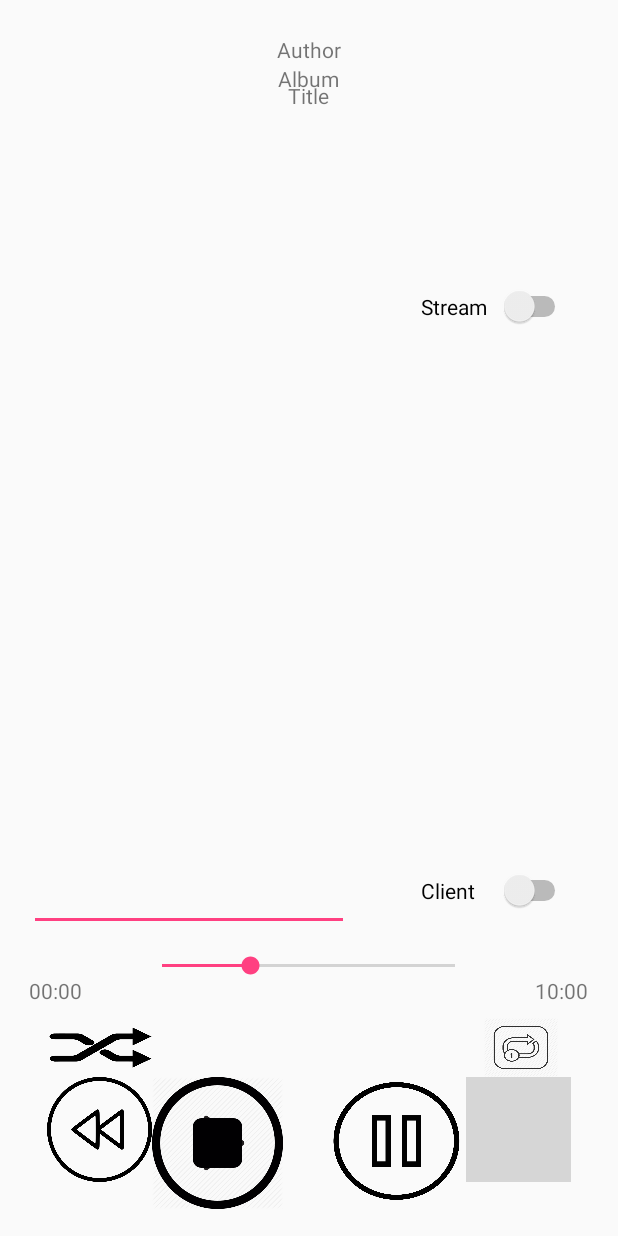
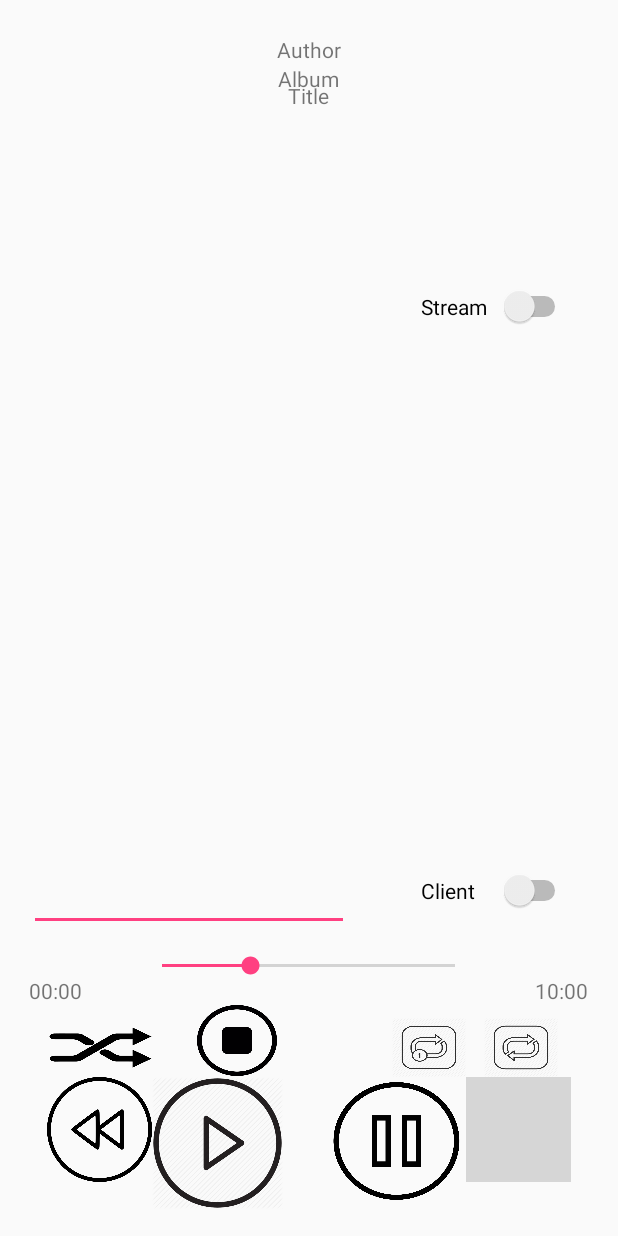
Before and after one commit to ncklengyel/SimplePlayer, an Android app: the layout activity_main.xml on its own in the app's theme, with its tools: preview values and no code run, on a phone screen of 412 x 824 dp. Run offline under Robolectric (Android 15) with nearby library versions, the phone set to English and light mode, and no system bars; grey boxes are pictures that could not be loaded.

Commit message:
Clean some features

```diff
--- a/MyApplication/app/src/main/java/com/example/nckle/myapplication/AbstractMediaComponent.java
+++ b/MyApplication/app/src/main/java/com/example/nckle/myapplication/AbstractMediaComponent.java
@@ -14,7 +14,9 @@ interface AbstractMediaComponent {
 
     void stop();
 
-    void toggleRepeatMode();
+    void repeatOne();
+
+    void repeatAll();
 
     int getCurrentPosition();
 
--- a/MyApplication/app/src/main/java/com/example/nckle/myapplication/MainActivity.java
+++ b/MyApplication/app/src/main/java/com/example/nckle/myapplication/MainActivity.java
@@ -177,7 +177,7 @@ public class MainActivity extends Activity {
         repeatButton.setOnClickListener(new View.OnClickListener() {
             @Override
             public void onClick(View v) {
-                topMediaPlayer.toggleRepeatMode();
+                topMediaPlayer.repeatOne();
             }
         });
 
@@ -213,18 +213,19 @@ public class MainActivity extends Activity {
 
     }
 
+    // Crash on s4
     private void switchPlayButton() {
-        stopButton.setEnabled(false);
-        stopButton.setVisibility(View.GONE);
-        playButton.setEnabled(true);
-        playButton.setVisibility(View.VISIBLE);
+//        stopButton.setEnabled(false);
+//        stopButton.setVisibility(View.GONE);
+//        playButton.setEnabled(true);
+//        playButton.setVisibility(View.VISIBLE);
     }
-
+    // Crash on s4
     private void switchStopButton() {
-        playButton.setEnabled(false);
-        playButton.setVisibility(View.GONE);
-        stopButton.setEnabled(true);
-        stopButton.setVisibility(View.VISIBLE);
+//        playButton.setEnabled(false);
+//        playButton.setVisibility(View.GONE);
+//        stopButton.setEnabled(true);
+//        stopButton.setVisibility(View.VISIBLE);
     }
 
     @Override
--- a/MyApplication/app/src/main/java/com/example/nckle/myapplication/Song.java
+++ b/MyApplication/app/src/main/java/com/example/nckle/myapplication/Song.java
@@ -70,7 +70,7 @@ public class Song {
         return null;
     }
 
-    public String getJSON() {
+    public String getJSON(boolean isPlaying) {
         JSONObject json = new JSONObject();
         try {
             json.put("title", getTitle());
@@ -78,6 +78,7 @@ public class Song {
             json.put("length", getLength());
             json.put("album", getAlbum());
             json.put("albumImage", getAlbumImageJSON());
+            json.put("isPlaying", isPlaying);
         } catch (JSONException jsonE) {
             // TODO handle this exception
         }
--- a/MyApplication/app/src/main/res/layout/activity_main.xml
+++ b/MyApplication/app/src/main/res/layout/activity_main.xml
@@ -85,10 +85,10 @@
 
     <ImageButton
         android:id="@+id/stopButton"
-        android:layout_width="87dp"
-        android:layout_height="88dp"
-        android:layout_alignTop="@+id/nextButton"
-        android:layout_toEndOf="@+id/backButton"
+        android:layout_width="53dp"
+        android:layout_height="47dp"
+        android:layout_below="@+id/timeLeftText"
+        android:layout_toStartOf="@+id/lblAuthor"
         android:background="@android:color/transparent"
         android:scaleType="fitXY"
         android:src="@drawable/stop_button" />
@@ -161,11 +161,21 @@
         android:layout_width="49dp"
         android:layout_height="39dp"
         android:layout_above="@+id/nextButton"
+        android:layout_toStartOf="@+id/nextButton"
+        android:background="@android:color/transparent"
+        android:scaleType="fitXY"
+        android:src="@drawable/repeatone_button" />
+
+    <ImageButton
+        android:id="@+id/repeatAll"
+        android:layout_width="49dp"
+        android:layout_height="39dp"
+        android:layout_above="@+id/nextButton"
         android:layout_alignParentEnd="true"
         android:layout_marginEnd="40dp"
         android:background="@android:color/transparent"
         android:scaleType="fitXY"
-        android:src="@drawable/repeatone_button" />
+        android:src="@drawable/repeatall_button" />
 
     <ImageView
         android:id="@+id/imgAlbumArt"
```
Also changed, not shown: MyApplication/app/src/main/java/com/example/nckle/myapplication/MediaClient.java (+22 -12 lines), MyApplication/app/src/main/java/com/example/nckle/myapplication/MediaServer.java (+80 -10 lines), MyApplication/app/src/main/java/com/example/nckle/myapplication/Playlist.java (+14 -2 lines), MyApplication/app/src/main/java/com/example/nckle/myapplication/TopMediaPlayer.java (+6 -2 lines).
